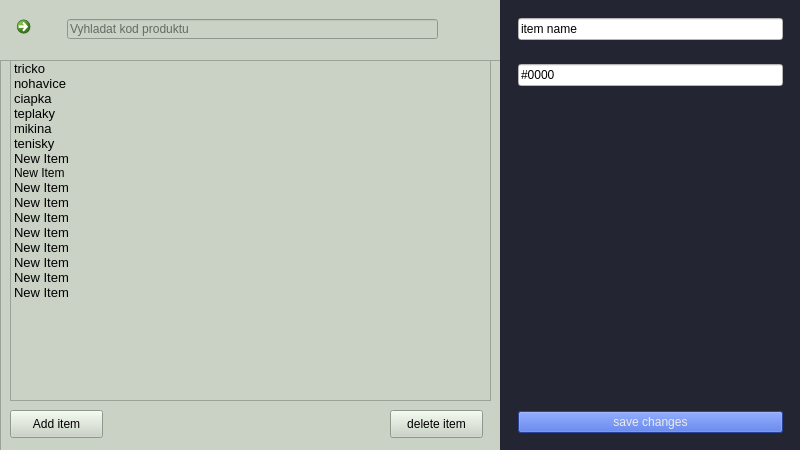
First picture: the form in source/code/main.ui, repository tomas-magat/camels-eshop-infosystem, before the edit.
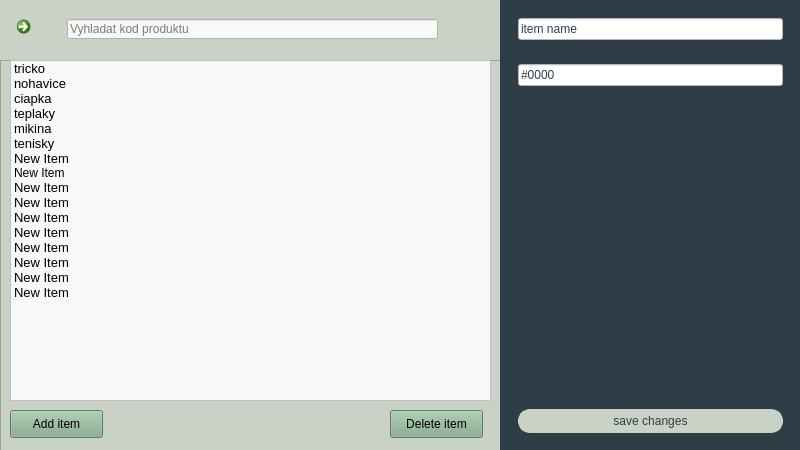
Second picture: the form after the edit. Icons and pictures are not drawn.

The edit to the form file:
```diff
--- a/source/code/main.ui
+++ b/source/code/main.ui
@@ -654,6 +654,12 @@
                 <height>20</height>
                </rect>
               </property>
+              <property name="autoFillBackground">
+               <bool>false</bool>
+              </property>
+              <property name="styleSheet">
+               <string notr="true">background-color: rgb(248, 248, 248);</string>
+              </property>
               <property name="text">
                <string/>
               </property>
@@ -720,6 +726,9 @@
             <height>341</height>
            </rect>
           </property>
+          <property name="styleSheet">
+           <string notr="true">background-color: rgb(248, 248, 248);</string>
+          </property>
           <item>
            <property name="text">
             <string>tricko</string>
@@ -885,6 +894,9 @@
             <height>28</height>
            </rect>
           </property>
+          <property name="styleSheet">
+           <string notr="true">background-color: rgb(132, 169, 140);</string>
+          </property>
           <property name="text">
            <string>Add item</string>
           </property>
@@ -898,6 +910,9 @@
             <height>341</height>
            </rect>
           </property>
+          <property name="styleSheet">
+           <string notr="true"/>
+          </property>
           <property name="widgetResizable">
            <bool>true</bool>
           </property>
@@ -910,6 +925,9 @@
              <height>339</height>
             </rect>
            </property>
+           <property name="styleSheet">
+            <string notr="true"/>
+           </property>
           </widget>
          </widget>
          <widget class="QPushButton" name="deleteItem">
@@ -921,8 +939,13 @@
             <height>28</height>
            </rect>
           </property>
+          <property name="styleSheet">
+           <string notr="true">background-color: rgb(132, 169, 140);
+
+</string>
+          </property>
           <property name="text">
-           <string>delete item</string>
+           <string>Delete item</string>
           </property>
          </widget>
          <zorder>itemList</zorder>
@@ -943,7 +966,7 @@
        </rect>
       </property>
       <property name="styleSheet">
-       <string notr="true">background-color: rgb(35, 37, 50);</string>
+       <string notr="true">background-color: #2f3e46;</string>
       </property>
       <layout class="QVBoxLayout" name="verticalLayout_12">
        <item>
@@ -961,7 +984,8 @@
              <item>
               <widget class="QLineEdit" name="lineEdit">
                <property name="styleSheet">
-                <string notr="true">background-color: rgb(255, 255, 255);</string>
+                <string notr="true">background-color: rgb(255, 255, 255);
+color: #2f3e46;</string>
                </property>
                <property name="text">
                 <string>item name</string>
@@ -983,7 +1007,8 @@
              <item>
               <widget class="QLineEdit" name="lineEdit_2">
                <property name="styleSheet">
-                <string notr="true">background-color: rgb(255, 255, 255);</string>
+                <string notr="true">background-color: rgb(255, 255, 255);
+color: #2f3e46;</string>
                </property>
                <property name="text">
                 <string>#0000</string>
@@ -1037,8 +1062,10 @@
              <item>
               <widget class="QPushButton" name="pushButton">
                <property name="styleSheet">
-                <string notr="true">background-color: rgb(58, 95, 214);
-color: rgb(235, 235, 235)</string>
+                <string notr="true">border: 5px solid #cad2c5; 
+border-radius: 12px;
+background-color: #cad2c5;
+color: #2f3e46;</string>
                </property>
                <property name="text">
                 <string>save changes</string>
```
